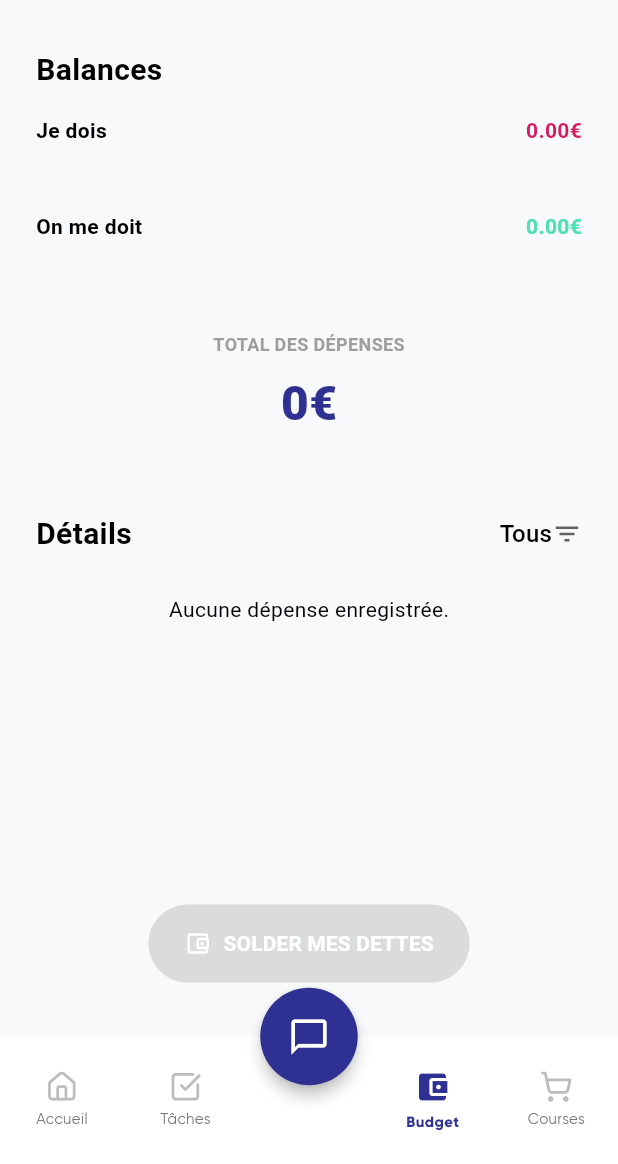
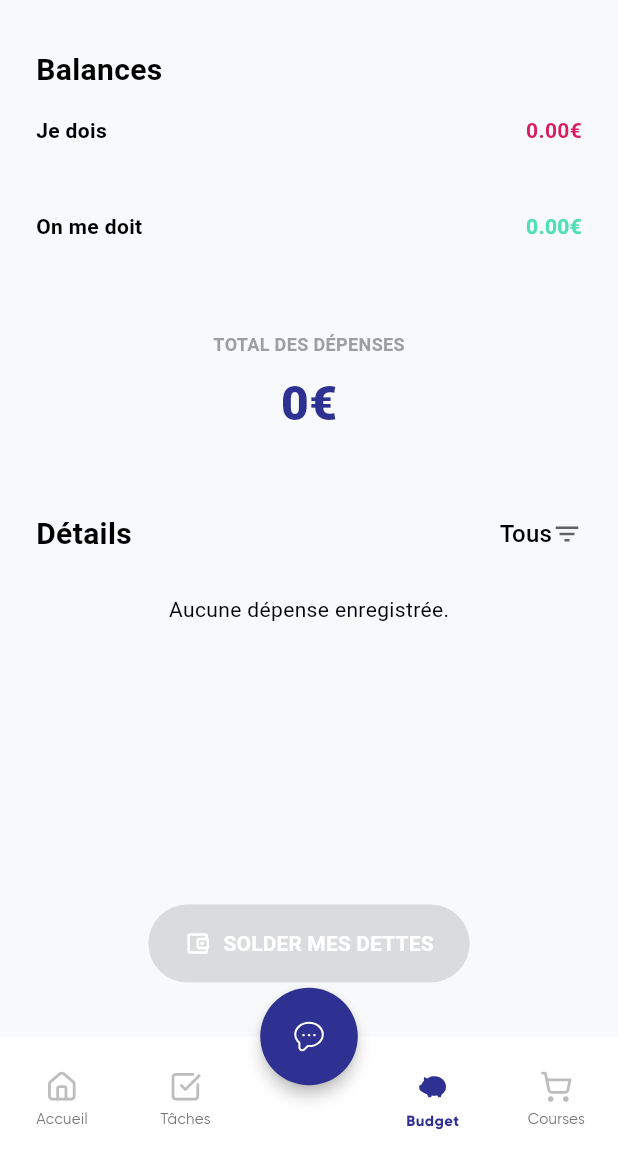
Before and after one commit to JulesssL/front-kolok, a Flutter app: the MainScreen screen opened directly, item 3 of the bottom bar chosen, on a phone screen of 412 x 824 dp, the part 72-1236 px from its top. Run offline on Flutter 3.47's test engine with Material 3 defaults, Android fonts, the phone set to English and light mode, and no system bars; our stand-ins replace cached_network_image, flutter_dotenv, flutter_secure_storage, flutter_svg, google_fonts, image_picker and 2 more; accounts and stored records are empty; network calls fail; project files that could hold a hidden picture were left out.

Commit message:
style(polls): update poll bubble UI and colors, fix socket cache

```diff
--- a/lib/screens/main_screen.dart
+++ b/lib/screens/main_screen.dart
@@ -60,10 +60,13 @@ class _MainScreenState extends State<MainScreen> {
             backgroundColor: Theme.of(context).colorScheme.primary,
             elevation: 4,
             shape: const CircleBorder(),
-            child: const Icon(
-              Icons.chat_bubble_outline,
-              color: Colors.white,
-              size: 28,
+            child: SvgPicture.asset(
+              'assets/icons/messages.svg',
+              colorFilter: ColorFilter.mode(
+                Colors.white,
+                BlendMode.srcIn,
+              ),
+              width: 22,
             ),
           ),
         ),
@@ -104,13 +107,6 @@ class _MainScreenState extends State<MainScreen> {
         child: Column(
           mainAxisAlignment: MainAxisAlignment.center,
           children: [
-            if (iconName == "budget")
-              Icon(
-                Icons.account_balance_wallet,
-                color: isActive ? primaryColor : Colors.grey.shade400,
-                size: 24,
-              )
-            else
             SvgPicture.asset(
               assetPath,
               width: 22,
```
Also changed, not shown: lib/screens/messages/messages_screen.dart (+40 -19 lines), lib/screens/messages/widgets/create_poll_modal.dart (+17 -3 lines), lib/services/chat_service.dart (+12 -1 lines), assets/icons/budget_active.svg, assets/icons/budget_inactive.svg, assets/icons/messages.svg, assets/icons/vote.svg (added). Lines whose indentation alone changed are shown as unchanged.
